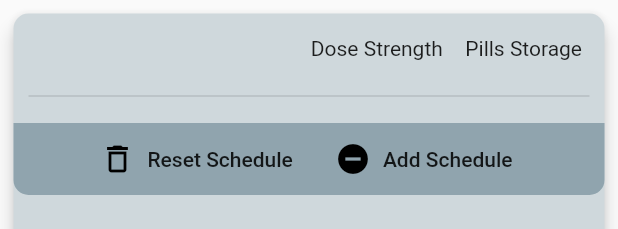
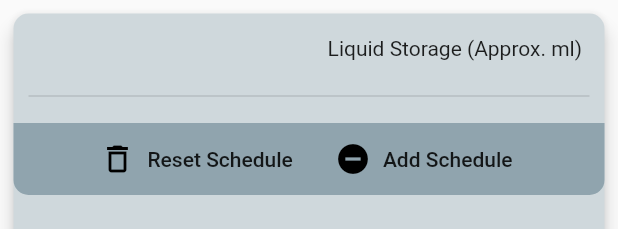
Before and after one commit to Knadeeshana/PillDispenser, a Flutter app: the MedicationCard widget shown alone on an empty page, opened directly with empty values, on a phone screen of 412 x 824 dp. Shown: the top 229 px of the screen. Run offline on Flutter 3.47's test engine with Material 2 defaults, Android fonts, the phone set to English and light mode, and no system bars; our stand-ins replace curved_navigation_bar, fancy_bottom_navigation, flutter_datetime_picker, toggle_switch; missing offline and left inert: barcode_scan.

Commit message:
Added Pill/Liquid selection option for medicine

```diff
--- a/lib/NavigatorPages/Medications/MedicationCard.dart
+++ b/lib/NavigatorPages/Medications/MedicationCard.dart
@@ -7,7 +7,9 @@ class MedicationCard extends StatefulWidget {
   final Compartment cardDetails;
   final int cardKey;
   final String schState;
-  const MedicationCard({Key key, this.cardDetails, this.cardKey, this.schState})
+  final bool isPill;
+  const MedicationCard(
+      {Key key, this.cardDetails, this.cardKey, this.schState, this.isPill})
       : super(key: key);
 
   @override
@@ -18,10 +20,12 @@ class _MedicationCardState extends State<MedicationCard> {
   Compartment card;
   int cardKey;
   String schState;
+  bool isPill;
 
   void initState() {
     card = widget.cardDetails;
     cardKey = widget.cardKey;
+    isPill = widget.isPill;
     super.initState();
   }
 
@@ -111,7 +115,9 @@ class _MedicationCardState extends State<MedicationCard> {
     return Padding(
       padding: const EdgeInsets.all(5.0),
       child: Card(
-        color: schState == "On" ? Colors.white : Colors.blueGrey[100],
+        color: schState == "On"
+            ? ((isPill) ? Colors.white : Colors.cyan[50])
+            : Colors.blueGrey[100],
         elevation: 5,
         shape: RoundedRectangleBorder(borderRadius: BorderRadius.circular(10)),
         child: Container(
@@ -133,7 +139,8 @@ class _MedicationCardState extends State<MedicationCard> {
                   Row(
                     mainAxisAlignment: MainAxisAlignment.spaceBetween,
                     children: [
-                      Column(
+                      isPill
+                          ? Column(
                               crossAxisAlignment: CrossAxisAlignment.end,
                               children: <Widget>[
                                 Padding(
@@ -145,13 +152,16 @@ class _MedicationCardState extends State<MedicationCard> {
                                   child: Text(card.dose, style: TextStyle()),
                                 )
                               ],
-                      ),
+                            )
+                          : SizedBox.shrink(),
                       Column(
                         crossAxisAlignment: CrossAxisAlignment.start,
                         children: <Widget>[
                           Padding(
                             padding: EdgeInsets.fromLTRB(5, 15, 15, 0),
-                            child: Text("Pills Storage"),
+                            child: Text(isPill
+                                ? "Pills Storage"
+                                : "Liquid Storage (Approx. ml)"),
                           ),
                           Padding(
                             padding: EdgeInsets.fromLTRB(5, 0, 15, 0),
@@ -173,7 +183,9 @@ class _MedicationCardState extends State<MedicationCard> {
                       dataRowHeight: 20,
                       columns: [
                         DataColumn(label: Text("Schedule Time")),
-                        DataColumn(label: Text("No. of Pills")),
+                        DataColumn(
+                            label:
+                                Text(isPill ? "No. of Pills" : "Amount (ml)")),
                       ],
                       rows: [
                         for (var i = 1; i <= (card.schedules.length) / 6; i++)
@@ -199,7 +211,7 @@ class _MedicationCardState extends State<MedicationCard> {
                       bottomLeft: Radius.circular(10),
                       bottomRight: Radius.circular(10)),
                   color: schState == "On"
-                      ? Colors.grey[200]
+                      ? ((isPill) ? Colors.grey[200] : Colors.cyan[100])
                       : Colors.blueGrey[300],
                 ),
                 child: Row(
@@ -232,6 +244,7 @@ class _MedicationCardState extends State<MedicationCard> {
                                   builder: (context) => AddMedicine(
                                         medicine: card.medicine,
                                         doseStrength: card.dose,
+                                        isPill: isPill,
                                       )));
                         }),
                   ],
--- a/lib/Services.dart
+++ b/lib/Services.dart
@@ -32,7 +32,7 @@ Future<LoadedMedication> fetchMedications() async {
   */
 
   String _jsonresponse =
-      '{"deviceid":"456578","scheduleState":true,"compartments":[{ "medicine":"Amoxillin","dose":"200","pill count":"50","schedules":"055005"},{ "medicine":"Panadol","dose":"220","pill count":"70","schedules":"015010170001235903"},{"medicine":"Flagyl","dose":"500","pill count":"79","schedules":"100002180002000000" } ]}';
+      '{"deviceid":"456578","scheduleState":true,"compartments":[{ "medicine":"Amoxillin","dose":"200","pill count":"50","schedules":"055005"},{ "medicine":"Panadol","dose":"220","pill count":"70","schedules":"015010170001235903"},{"medicine":"Pawatta","dose":"-","pill count":"350","schedules":"100005180010000005" } ]}';
 
   final jsonresponse = json.decode(_jsonresponse);
   print(jsonresponse.toString());
--- a/pubspec.yaml
+++ b/pubspec.yaml
@@ -25,6 +25,7 @@ dependencies:
   flutter_datetime_picker: ^1.3.8
   fancy_bottom_navigation: ^0.3.2
   barcode_scan: ^3.0.1
+  toggle_switch: ^0.1.8
 
 #dependency_overrides:
   #flutter_svg: 0.18.0
```
Also changed, not shown: lib/NavigatorPages/Medications/AddMedicine.dart (+37 -7 lines), lib/NavigatorPages/Medications/Medications.Dart (+74 -10 lines), pubspec.lock. Lines whose indentation alone changed are shown as unchanged.
